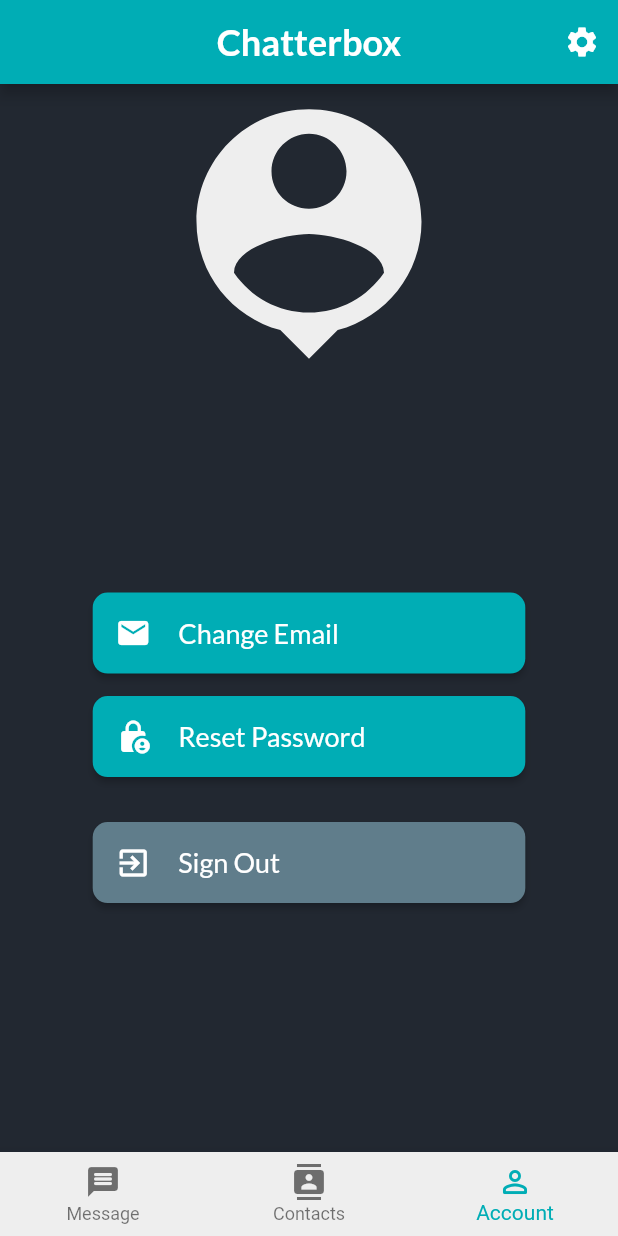
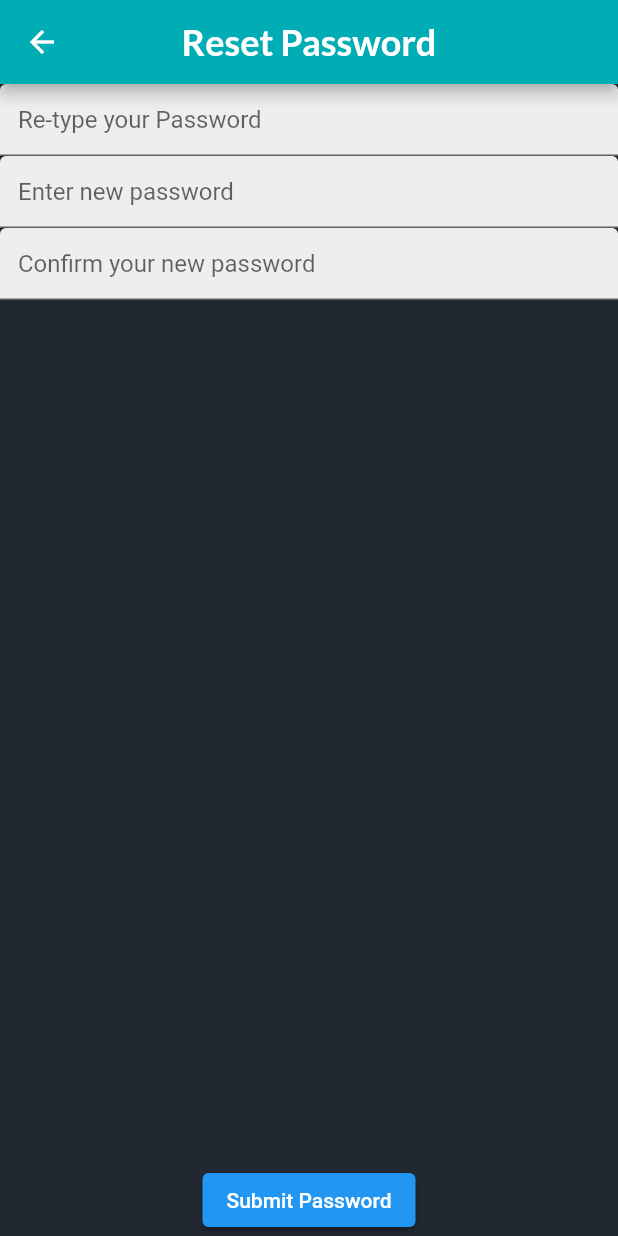
Before and after one commit to grantrona/mqttalk, a Flutter app: the screen it shows once a user with an empty profile is signed in, item 3 of the bottom bar chosen, after a tap on "Reset Password", on a phone screen of 412 x 824 dp. Run offline on Flutter 3.47's test engine with Material 2 defaults, Android fonts, the phone set to English and light mode, and no system bars; our stand-ins replace cloud_firestore, firebase_auth, firebase_core, google_fonts; missing offline and left inert: mqtt_client; accounts and stored records are empty.

Commit message:
Added password reset screen

```diff
--- a/lib/controller/auth.dart
+++ b/lib/controller/auth.dart
@@ -8,9 +8,11 @@ import 'package:flutter/material.dart';
 import '../main.dart';
 
 class Auth {
+  final firebaseInstance = FirebaseAuth.instance;
   final userStream = FirebaseAuth.instance.authStateChanges();
   final user = FirebaseAuth.instance.currentUser;
 
+  // Sign in an existing user using provided credentials
   Future<void> signIn(
       String email, String password, BuildContext context) async {
     showDialog(
@@ -22,7 +24,7 @@ class Auth {
           .signInWithEmailAndPassword(email: email, password: password);
     } on FirebaseAuthException catch (e) {
       if (e.code == 'user-not-found') {
-        showAlertDialog(context, 'No user found for that email.').showDialog();
+        showAlertDialog(context, 'No user found for that email.');
       } else if (e.code == 'wrong-password') {
         showAlertDialog(context, 'Wrong password provided for that user.');
       }
@@ -30,10 +32,12 @@ class Auth {
     navigatorKey.currentState!.popUntil((route) => route.isFirst);
   }
 
+  // Sign a user out
   Future<void> signOut() async {
     await FirebaseAuth.instance.signOut();
   }
 
+  // Register a new user using provided credentials
   Future<void> register(
       String email, String password, BuildContext context) async {
     showDialog(
@@ -55,4 +59,23 @@ class Auth {
     }
     navigatorKey.currentState!.popUntil((route) => route.isFirst);
   }
+
+  // Validate a password by using reauthentication
+  Future<bool> validatePassword(String password) async {
+    AuthCredential credential = EmailAuthProvider.credential(
+        email: user!.email ?? "null", password: password);
+    try {
+      final credentialCheck = await FirebaseAuth.instance.currentUser!
+          .reauthenticateWithCredential(credential);
+      return credentialCheck.user != null;
+    } on FirebaseAuthException catch (e) {
+      print(e);
+      return false;
+    }
+  }
+
+  // Update a users password (only works after recent validation of user)
+  Future<void> updateUserPassword(String password) {
+    return user!.updatePassword(password);
+  }
 }
--- a/lib/main.dart
+++ b/lib/main.dart
@@ -32,7 +32,7 @@ class _AppState extends State<App> {
       future: _initializeApp,
       builder: (context, snapshot) {
         if (snapshot.hasError) {
-          return const Text("Error occured during initialisation!");
+          return const Text("Error occured during initialisation!", textDirection: TextDirection.ltr);
         }
         if (snapshot.connectionState == ConnectionState.done) {
           return MaterialApp(
--- a/lib/routes.dart
+++ b/lib/routes.dart
@@ -1,6 +1,7 @@
 import 'package:find_my_device/view/home.dart';
+import 'package:find_my_device/view/manage_password.dart';
 import 'package:find_my_device/view/messages.dart';
-import 'package:find_my_device/view/preferences.dart';
+import 'package:find_my_device/view/about.dart';
 import 'view/login.dart';
 import 'view/register.dart';
 
@@ -9,5 +10,6 @@ var appRoutes = {
   '/search': (context) => const Messages(),
   '/login': (context) => const Login(),
   '/register': (context) =>  const Register(),
-  '/preferences': (context) => const Preferences(),
+  '/preferences': (context) => const About(),
+  '/managePassword' : (context) => const ManagePassword(),
 };
--- /dev/null
+++ b/lib/view/manage_password.dart
@@ -0,0 +1,104 @@
+import 'package:find_my_device/controller/auth.dart';
+import 'package:flutter/cupertino.dart';
+import 'package:flutter/material.dart';
+import 'package:flutter/src/widgets/container.dart';
+import 'package:flutter/src/widgets/framework.dart';
+import '../globals.dart' as globals;
+
+class ManagePassword extends StatefulWidget {
+  const ManagePassword({super.key});
+
+  @override
+  State<ManagePassword> createState() => _ManagePasswordState();
+}
+
+class _ManagePasswordState extends State<ManagePassword> {
+  final _checkPasswordController = TextEditingController();
+  final _newPasswordController = TextEditingController();
+  final _confirmPasswordController = TextEditingController();
+
+  final _formKey = GlobalKey<FormState>();
+
+  bool _validPassword = true;
+
+  @override
+  Widget build(BuildContext context) {
+    return Scaffold(
+      appBar: AppBar(
+        backgroundColor: globals.colorHighlight,
+        title: const Text("Reset Password"),
+        centerTitle: true,
+        titleTextStyle: globals.defaultFontHeader,
+      ),
+      backgroundColor: globals.colorDark,
+      body: Center(
+        child: Column(
+          children: [
+            Flexible(
+                child: Form(
+                    key: _formKey,
+                    child: Column(
+                      children: [
+                        TextFormField(
+                          // obscureText: true,
+                          controller: _checkPasswordController,
+                          decoration: InputDecoration(
+                              filled: true,
+                              fillColor: globals.colorLight,
+                              hintText: "Re-type your Password",
+                              errorText: _validPassword
+                                  ? null
+                                  : "Inputted password is incorrect!"),
+                        ),
+                        TextFormField(
+                          // obscureText: true,
+                          controller: _newPasswordController,
+                          decoration: const InputDecoration(
+                              filled: true,
+                              fillColor: globals.colorLight,
+                              hintText: "Enter new password"),
+                        ),
+                        TextFormField(
+                          // obscureText: true,
+                          controller: _confirmPasswordController,
+                          validator: (confirmValue) {
+                            if (_newPasswordController.text !=
+                                confirmValue) {
+                              return "Passwords do not match, please try entering them again";
+                            }
+                            if (_newPasswordController.text == "" ||
+                                confirmValue == "") {
+                              return "Password fields are empty";
+                            }
+                            return null;
+                          },
+                          decoration: const InputDecoration(
+                            filled: true,
+                            fillColor: globals.colorLight,
+                            hintText: "Confirm your new password",
+                          ),
+                        ),
+                      ],
+                    ))),
+            ElevatedButton(
+                onPressed: () async {
+                  _validPassword = await Auth()
+                      .validatePassword(_checkPasswordController.text);
+
+                  setState(() {});
+
+                  if (_formKey.currentState!.validate() && _validPassword) {
+                    if (!mounted) {
+                      return;
+                    }
+                    Auth().updateUserPassword(_newPasswordController.text);
+                    Navigator.of(context).pop();
+                  }
+                },
+                child: const Text("Submit Password"))
+          ],
+        ),
+      ),
+    );
+  }
+}
--- a/lib/view/profile.dart
+++ b/lib/view/profile.dart
@@ -1,3 +1,4 @@
+import 'package:find_my_device/shared/ask_input_alert.dart';
 import 'package:flutter/material.dart';
 import '../main.dart';
 import '../controller/auth.dart';
@@ -58,9 +59,7 @@ class _ProfileState extends State<Profile> {
                                       ))),
                               style: globals.profileButton,
                               onPressed: () async {
-                                Auth().signOut();
-                                navigatorKey.currentState!
-                                    .popUntil((route) => route.isFirst);
+                                // _confirmPassword(context);
                               }),
                         ),
                       ),
@@ -81,9 +80,8 @@ class _ProfileState extends State<Profile> {
                                       ))),
                               style: globals.profileButton,
                               onPressed: () async {
-                                Auth().signOut();
-                                navigatorKey.currentState!
-                                    .popUntil((route) => route.isFirst);
+                                // _confirmPassword(context);
+                                Navigator.pushNamed(context, '/managePassword');
                               }),
                         ),
                       ),
@@ -104,9 +102,10 @@ class _ProfileState extends State<Profile> {
                                       ))),
                               style: globals.profileButtonSignOut,
                               onPressed: () async {
-                                Auth().signOut();
-                                navigatorKey.currentState!
-                                    .popUntil((route) => route.isFirst);
+                                bool? confirmed = await AskConfirmDialog.showInputDialog(context);
+                                if (confirmed != null && confirmed) {
+                                  _doSignOut();
+                                }
                               }),
                         ),
                       ),
@@ -133,4 +132,9 @@ class _ProfileState extends State<Profile> {
       ),
     );
   }
+
+  void _doSignOut() {
+    Auth().signOut();
+    navigatorKey.currentState!.popUntil((route) => route.isFirst);
+  }
 }
```
Also changed, not shown: lib/shared/ask_input_alert.dart (added, +27 -0 lines), lib/view/about.dart (renamed from lib/view/preferences.dart, +5 -5 lines).
